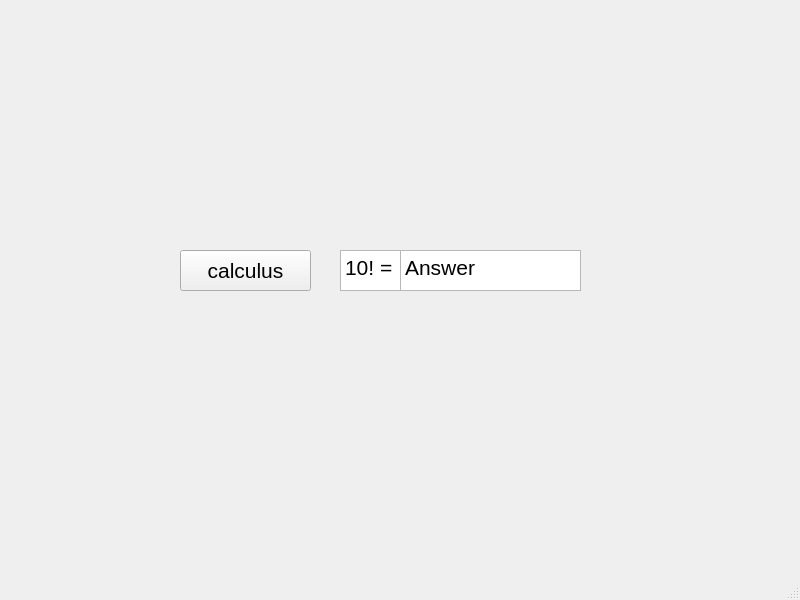
This is Day1/UI.ui in happy91512/qt_article as Qt 5 draws it before an edit. The edited form follows.
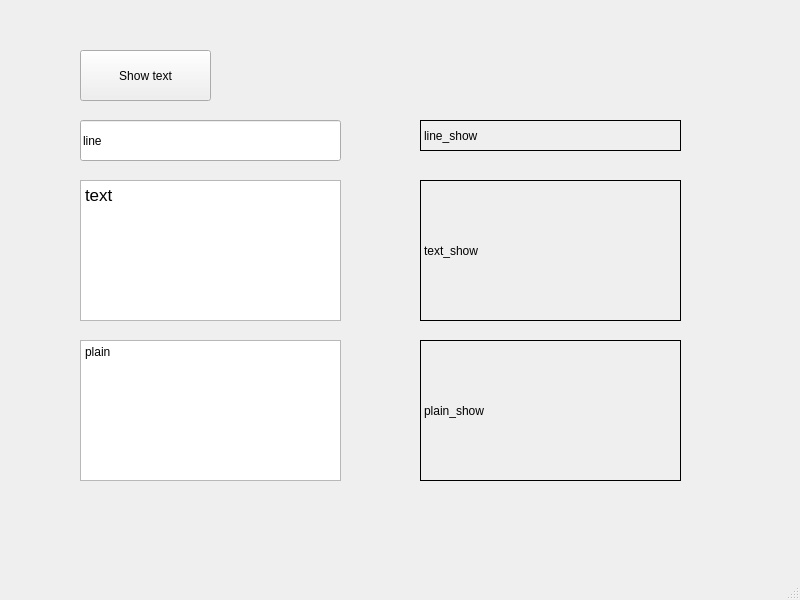
This is the edited form.

Diff of the .ui file:
```diff
--- a/Day1/UI.ui
+++ b/Day1/UI.ui
@@ -14,66 +14,108 @@
    <string>MainWindow</string>
   </property>
   <widget class="QWidget" name="centralwidget">
-   <widget class="QTextEdit" name="ans">
+   <widget class="QLineEdit" name="line">
     <property name="geometry">
      <rect>
-      <x>400</x>
-      <y>250</y>
-      <width>181</width>
+      <x>80</x>
+      <y>120</y>
+      <width>261</width>
       <height>41</height>
      </rect>
     </property>
-    <property name="font">
-     <font>
-      <pointsize>16</pointsize>
-     </font>
+    <property name="text">
+     <string>line</string>
+    </property>
+   </widget>
+   <widget class="QTextEdit" name="text">
+    <property name="geometry">
+     <rect>
+      <x>80</x>
+      <y>180</y>
+      <width>261</width>
+      <height>141</height>
+     </rect>
     </property>
     <property name="html">
      <string>&lt;!DOCTYPE HTML PUBLIC &quot;-//W3C//DTD HTML 4.0//EN&quot; &quot;http://www.w3.org/TR/REC-html40/strict.dtd&quot;&gt;
 &lt;html&gt;&lt;head&gt;&lt;meta name=&quot;qrichtext&quot; content=&quot;1&quot; /&gt;&lt;style type=&quot;text/css&quot;&gt;
 p, li { white-space: pre-wrap; }
-&lt;/style&gt;&lt;/head&gt;&lt;body style=&quot; font-family:'Ubuntu'; font-size:16pt; font-weight:400; font-style:normal;&quot;&gt;
-&lt;p style=&quot; margin-top:0px; margin-bottom:0px; margin-left:0px; margin-right:0px; -qt-block-indent:0; text-indent:0px;&quot;&gt;Answer&lt;/p&gt;&lt;/body&gt;&lt;/html&gt;</string>
+&lt;/style&gt;&lt;/head&gt;&lt;body style=&quot; font-family:'Ubuntu'; font-size:13pt; font-weight:400; font-style:normal;&quot;&gt;
+&lt;p style=&quot; margin-top:0px; margin-bottom:0px; margin-left:0px; margin-right:0px; -qt-block-indent:0; text-indent:0px;&quot;&gt;text&lt;/p&gt;&lt;/body&gt;&lt;/html&gt;</string>
     </property>
    </widget>
-   <widget class="QPushButton" name="Button">
+   <widget class="QPlainTextEdit" name="plain">
     <property name="geometry">
      <rect>
-      <x>180</x>
-      <y>250</y>
+      <x>80</x>
+      <y>340</y>
+      <width>261</width>
+      <height>141</height>
+     </rect>
+    </property>
+    <property name="plainText">
+     <string>plain</string>
+    </property>
+   </widget>
+   <widget class="QPushButton" name="Show">
+    <property name="geometry">
+     <rect>
+      <x>80</x>
+      <y>50</y>
       <width>131</width>
-      <height>41</height>
+      <height>51</height>
      </rect>
     </property>
-    <property name="font">
-     <font>
-      <pointsize>16</pointsize>
-     </font>
+    <property name="text">
+     <string>Show text</string>
     </property>
+   </widget>
+   <widget class="QLabel" name="line_show">
+    <property name="geometry">
+     <rect>
+      <x>420</x>
+      <y>120</y>
+      <width>261</width>
+      <height>31</height>
+     </rect>
+    </property>
+    <property name="frameShape">
+     <enum>QFrame::Box</enum>
+    </property>
     <property name="text">
-     <string>calculus</string>
+     <string>line_show</string>
     </property>
    </widget>
-   <widget class="QTextEdit" name="qes">
+   <widget class="QLabel" name="text_show">
     <property name="geometry">
      <rect>
-      <x>340</x>
-      <y>250</y>
-      <width>61</width>
-      <height>41</height>
+      <x>420</x>
+      <y>180</y>
+      <width>261</width>
+      <height>141</height>
      </rect>
     </property>
-    <property name="font">
-     <font>
-      <pointsize>16</pointsize>
-     </font>
+    <property name="frameShape">
+     <enum>QFrame::Box</enum>
     </property>
-    <property name="html">
-     <string>&lt;!DOCTYPE HTML PUBLIC &quot;-//W3C//DTD HTML 4.0//EN&quot; &quot;http://www.w3.org/TR/REC-html40/strict.dtd&quot;&gt;
-&lt;html&gt;&lt;head&gt;&lt;meta name=&quot;qrichtext&quot; content=&quot;1&quot; /&gt;&lt;style type=&quot;text/css&quot;&gt;
-p, li { white-space: pre-wrap; }
-&lt;/style&gt;&lt;/head&gt;&lt;body style=&quot; font-family:'Ubuntu'; font-size:16pt; font-weight:400; font-style:normal;&quot;&gt;
-&lt;p style=&quot; margin-top:0px; margin-bottom:0px; margin-left:0px; margin-right:0px; -qt-block-indent:0; text-indent:0px;&quot;&gt;10! = &lt;/p&gt;&lt;/body&gt;&lt;/html&gt;</string>
+    <property name="text">
+     <string>text_show</string>
+    </property>
+   </widget>
+   <widget class="QLabel" name="plain_show">
+    <property name="geometry">
+     <rect>
+      <x>420</x>
+      <y>340</y>
+      <width>261</width>
+      <height>141</height>
+     </rect>
+    </property>
+    <property name="frameShape">
+     <enum>QFrame::Box</enum>
+    </property>
+    <property name="text">
+     <string>plain_show</string>
     </property>
    </widget>
   </widget>
```
Left out of the diff: 2 changed lines with no effect on the pictures.
